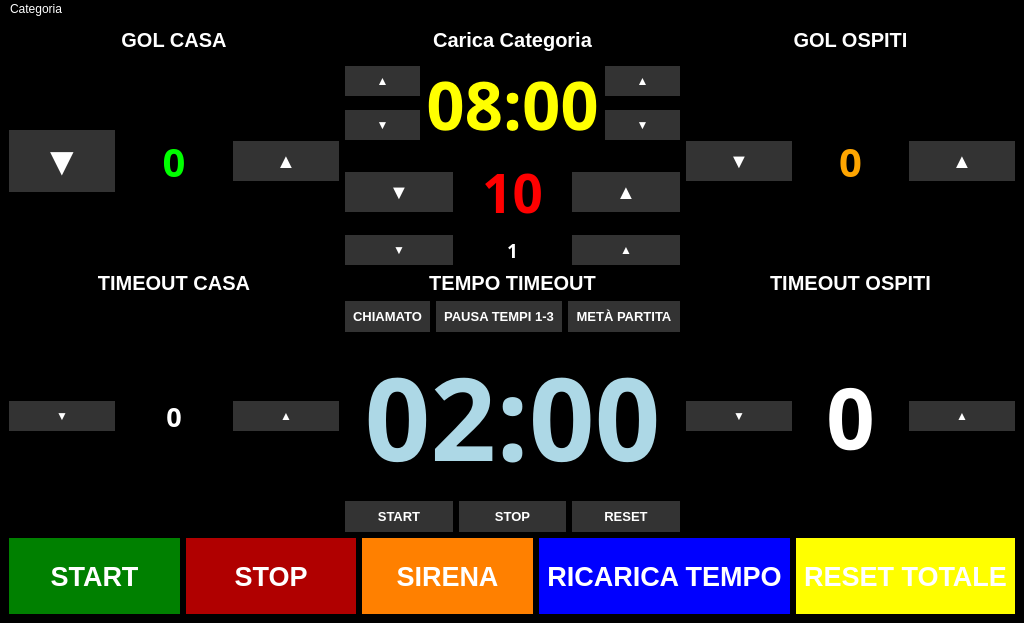
Qt form rasp5/gui/tabellone.ui (pythonpenguin/segnapunti_pallanuoto) before a commit.
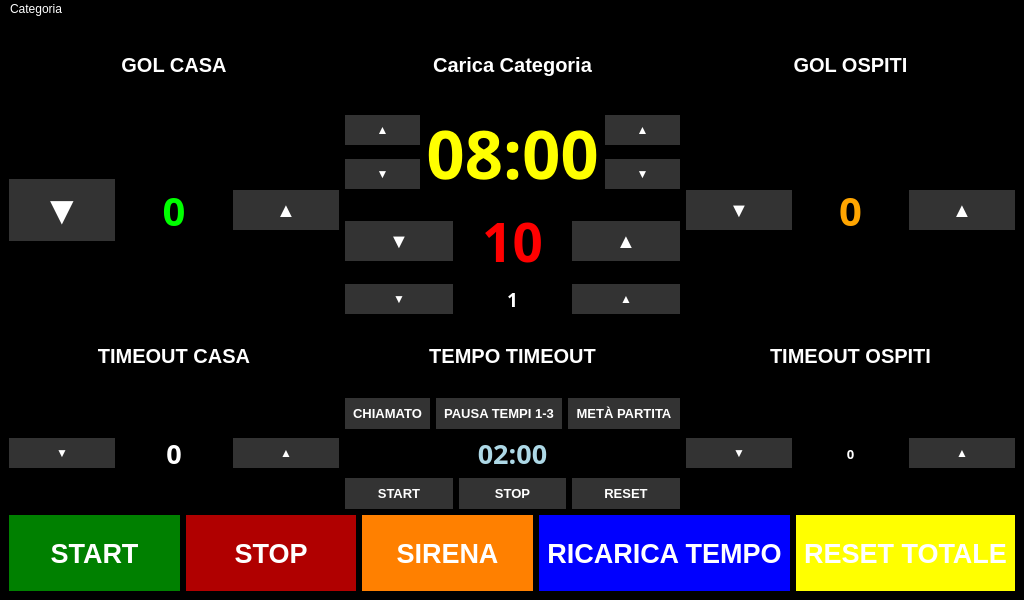
The same form after that commit.

```diff
--- a/rasp5/gui/tabellone.ui
+++ b/rasp5/gui/tabellone.ui
@@ -497,7 +497,7 @@
                                 <property name="font">
                                     <font>
                                         <family>DS-Digital</family>
-                                        <pointsize>86</pointsize>
+                                        <pointsize>20</pointsize>
                                         <bold>true</bold>
                                     </font>
                                 </property>
@@ -571,7 +571,7 @@
                                 <property name="font">
                                     <font>
                                         <family>DS-Digital</family>
-                                        <pointsize>64</pointsize>
+                                        <pointsize>10</pointsize>
                                         <bold>true</bold>
                                     </font>
                                 </property>
```
